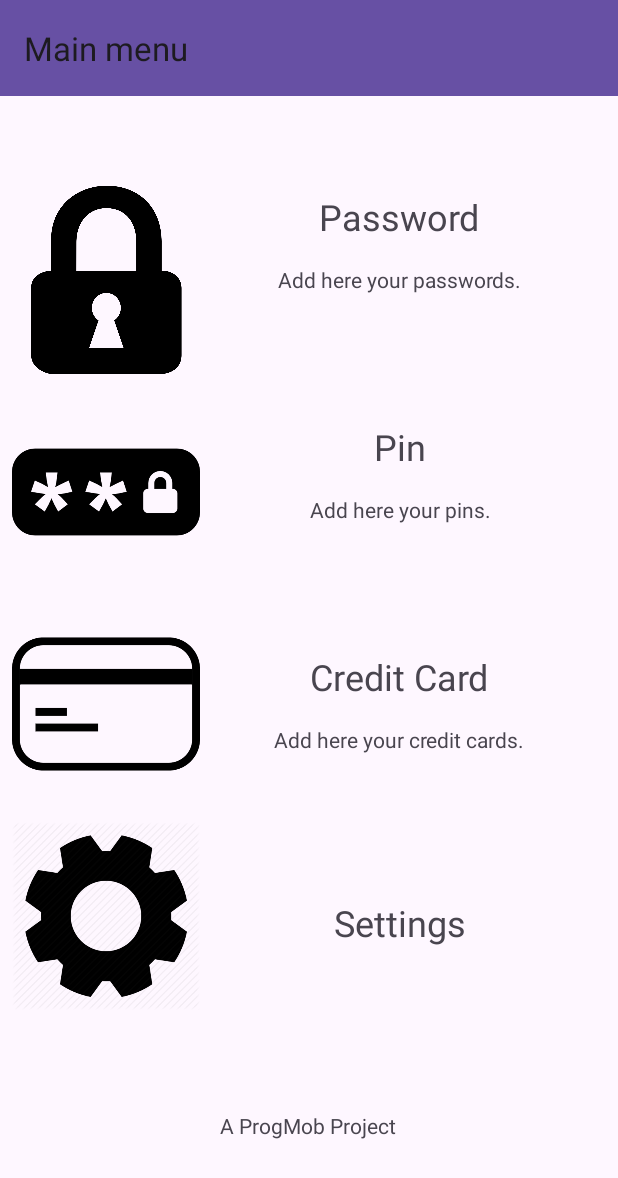
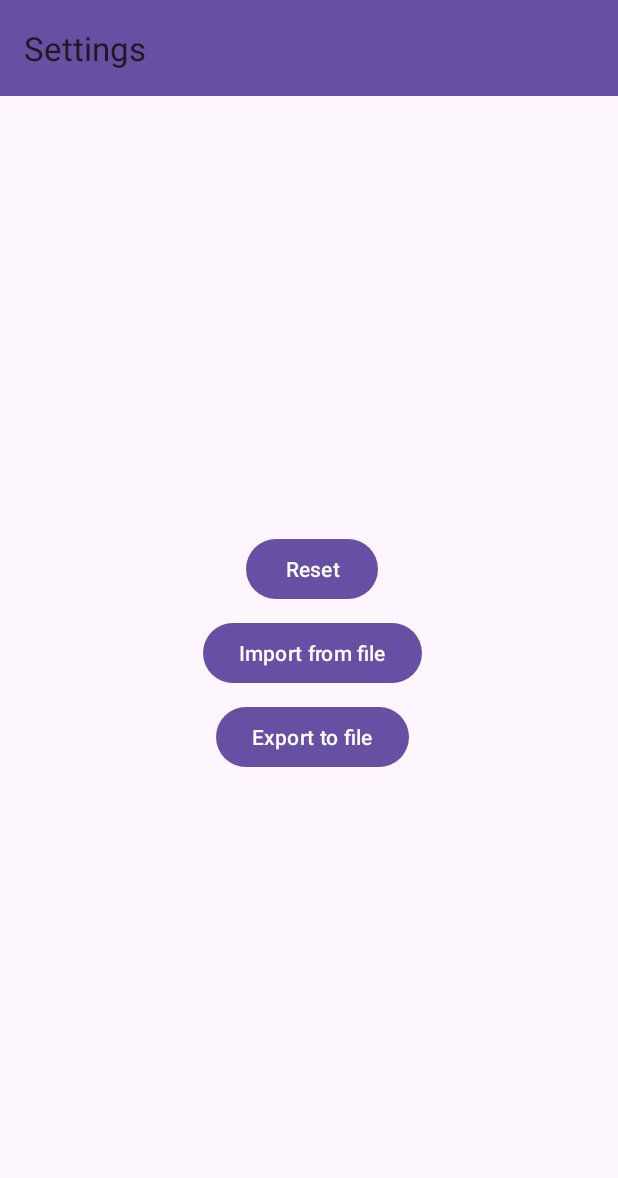
Before and after one commit to noncedikenny/PM_Project_Valente, an Android app: the screen it shows after launch (MainActivity), after a tap on "SettingsView", on a phone screen of 412 x 824 dp. Shown: the top 1178 px of the screen. Run offline under Robolectric (Android 15) with nearby library versions, the phone set to English and light mode, and no system bars; our stand-ins replace Firebase (no records; nobody signed in at launch, a user with empty details on screens opened directly), data binding.

Commit message:
6 - Bugfix & Reset Button
- Fixed a bug which was deleting only password's collection.
- Added a reset button which deletes any data on Firebase and wipes any viewmodel's array.

```diff
--- a/PasswordManager/app/src/main/java/it/progmob/passwordmanager/MainFragment.kt
+++ b/PasswordManager/app/src/main/java/it/progmob/passwordmanager/MainFragment.kt
@@ -47,7 +47,7 @@ class MainFragment : Fragment() {
         }
 
         binding.settingsImageView.setOnClickListener {
-            Toast.makeText(requireContext(), "Settings", Toast.LENGTH_SHORT).show()
+            Navigation.findNavController(view).navigate(R.id.action_mainFragment_to_settingsFragment)
         }
     }
 }
--- /dev/null
+++ b/PasswordManager/app/src/main/java/it/progmob/passwordmanager/SettingsFragment.kt
@@ -0,0 +1,59 @@
+package it.progmob.passwordmanager
+
+import android.os.Bundle
+import android.view.LayoutInflater
+import android.view.View
+import android.view.ViewGroup
+import androidx.appcompat.app.AppCompatActivity
+import androidx.fragment.app.Fragment
+import androidx.fragment.app.activityViewModels
+import com.google.firebase.Firebase
+import com.google.firebase.firestore.firestore
+import it.progmob.passwordmanager.databinding.SettingsFragmentBinding
+
+class SettingsFragment : Fragment() {
+
+    //binding connected to the specific layout of the fragment
+    private lateinit var binding: SettingsFragmentBinding
+
+    // Use of viewModel among fragments to share data
+    private val viewModel : ManagerViewModel by activityViewModels()
+    override fun onCreateView(
+        inflater: LayoutInflater,
+        container: ViewGroup?,
+        savedInstanceState: Bundle?
+    ): View {
+        (activity as AppCompatActivity).supportActionBar?.title = "Settings"
+        binding = SettingsFragmentBinding.inflate(inflater, container, false)
+        return binding.root
+    }
+
+    override fun onViewCreated(view: View, savedInstanceState: Bundle?) {
+        super.onViewCreated(view, savedInstanceState)
+
+        binding.resetButton.setOnClickListener {
+            val db = Firebase.firestore
+
+            db.collection("Passwords").get()
+                .addOnSuccessListener { documents ->
+                    for (document in documents) {
+                        document.reference.delete()
+                    }
+                };
+            db.collection("Pins").get()
+                .addOnSuccessListener { documents ->
+                    for (document in documents) {
+                        document.reference.delete()
+                    }
+                };
+            db.collection("CreditCards").get()
+                .addOnSuccessListener { documents ->
+                    for (document in documents) {
+                        document.reference.delete()
+                    }
+                };
+
+            viewModel.reset()
+        }
+    }
+}
--- /dev/null
+++ b/PasswordManager/app/src/main/res/layout/settings_fragment.xml
@@ -0,0 +1,39 @@
+<?xml version="1.0" encoding="utf-8"?>
+<androidx.constraintlayout.widget.ConstraintLayout xmlns:android="http://schemas.android.com/apk/res/android"
+    xmlns:app="http://schemas.android.com/apk/res-auto"
+    xmlns:tools="http://schemas.android.com/tools"
+    android:layout_width="match_parent"
+    android:layout_height="match_parent">
+
+    <Button
+        android:id="@+id/resetButton"
+        android:layout_width="wrap_content"
+        android:layout_height="wrap_content"
+        android:text="Reset"
+        app:layout_constraintBottom_toBottomOf="parent"
+        app:layout_constraintEnd_toEndOf="parent"
+        app:layout_constraintHorizontal_bias="0.507"
+        app:layout_constraintStart_toStartOf="parent"
+        app:layout_constraintTop_toTopOf="parent"
+        app:layout_constraintVertical_bias="0.409" />
+
+    <Button
+        android:id="@+id/importButton"
+        android:layout_width="wrap_content"
+        android:layout_height="wrap_content"
+        android:layout_marginTop="8dp"
+        android:text="Import from file"
+        app:layout_constraintEnd_toEndOf="@+id/resetButton"
+        app:layout_constraintStart_toStartOf="@+id/resetButton"
+        app:layout_constraintTop_toBottomOf="@+id/resetButton" />
+
+    <Button
+        android:id="@+id/exportButton"
+        android:layout_width="wrap_content"
+        android:layout_height="wrap_content"
+        android:layout_marginTop="8dp"
+        android:text="Export to file"
+        app:layout_constraintEnd_toEndOf="@+id/importButton"
+        app:layout_constraintStart_toStartOf="@+id/importButton"
+        app:layout_constraintTop_toBottomOf="@+id/importButton" />
+</androidx.constraintlayout.widget.ConstraintLayout>
--- a/PasswordManager/app/src/main/res/navigation/navigation_map.xml
+++ b/PasswordManager/app/src/main/res/navigation/navigation_map.xml
@@ -11,9 +11,16 @@
         <action
             android:id="@+id/action_mainFragment_to_listFragment"
             app:destination="@id/listFragment" />
+        <action
+            android:id="@+id/action_mainFragment_to_settingsFragment"
+            app:destination="@id/settingsFragment" />
     </fragment>
     <fragment
         android:id="@+id/listFragment"
         android:name="it.progmob.passwordmanager.ListFragment"
         android:label="ListFragment" />
+    <fragment
+        android:id="@+id/settingsFragment"
+        android:name="it.progmob.passwordmanager.SettingsFragment"
+        android:label="SettingsFragment" />
 </navigation>
```
Also changed, not shown: PasswordManager/app/src/main/java/it/progmob/passwordmanager/ListFragment.kt (+4 -4 lines), PasswordManager/app/src/main/java/it/progmob/passwordmanager/ManagerViewModel.kt (+10 -0 lines), PasswordManager/app/src/main/res/layout/list_fragment.xml (+12 -2 lines).
